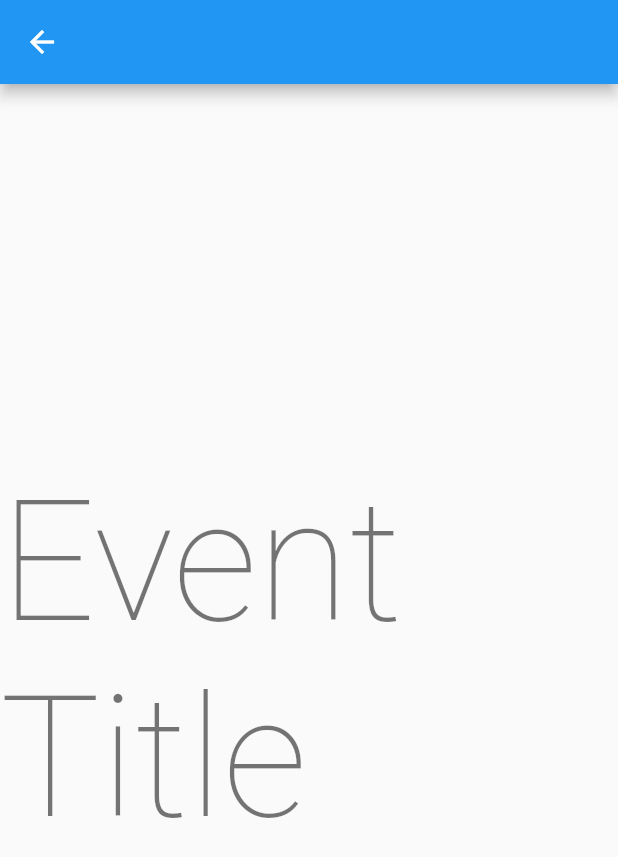
After one commit to attendio/attendio, a Flutter app: the SmallDetailPage screen opened directly, on a phone screen of 412 x 824 dp. The commit adds this screen. Shown: the top 857 px of the screen. Run offline on Flutter 3.47's test engine with Material 2 defaults, Android fonts, the phone set to English and light mode, and no system bars; our stand-ins replace firebase_auth, firebase_core, google_sign_in; accounts and stored records are empty.

Commit message:
First attempt at Event Details page
Create very basic Event Details Page in the "Master Detail"
style. Show list on left and page on right if enough horizontal
space is present; otherwise show only the list.

```diff
--- /dev/null
+++ b/attendio/lib/events.dart
@@ -0,0 +1,131 @@
+import 'package:flutter/cupertino.dart';
+import 'package:flutter/material.dart';
+
+/// Page showing the list of events created by the user,
+/// along with details for each event when selected.
+
+typedef Null ItemSelectedCallback(int value);
+
+/// Displays a list of events scheduled
+class EventList extends StatefulWidget {
+  final int count;
+  final ItemSelectedCallback onItemSelected;
+
+  EventList(
+      this.count,
+      this.onItemSelected,
+  );
+
+  @override
+  _EventListState createState() => _EventListState();
+}
+
+class _EventListState extends State<EventList> {
+  @override
+  Widget build(BuildContext context) {
+    return ListView(
+      children: _getEventListTiles(context),
+    );
+  }
+
+  List<Widget> _getEventListTiles(BuildContext context) {
+    //TODO construct Event List Tiles dynamically from Firestore
+    //TODO Will also need to implement onItemSelected for each
+
+    return [
+      Card(child: ListTile(title: Text('Event #1'))),
+      Card(child: ListTile(title: Text('Event #2'))),
+      Card(child: ListTile(title: Text('Event #3'))),
+      Card(child: ListTile(title: Text('Event #4'))),
+      Card(child: ListTile(title: Text('Event #5'))),
+      Card(child: ListTile(title: Text('Event #6'))),
+    ];
+  }
+}
+
+/// Displays the details for the event selected on the EventList
+class EventDetail extends StatefulWidget {
+
+  final String eventTitle;
+
+  EventDetail(this.eventTitle);
+
+  @override
+  _EventDetailState createState() => _EventDetailState();
+}
+
+class _EventDetailState extends State<EventDetail> {
+  @override
+  Widget build(BuildContext context) {
+    return Container(
+      child: Center(
+        child: Column(
+          mainAxisAlignment: MainAxisAlignment.center,
+          children: <Widget>[
+            Text(widget.eventTitle, style: Theme.of(context).textTheme.headline1),
+          ]
+        )
+      )
+    );
+  }
+}
+
+class EventDetailsPage extends StatefulWidget {
+  final minScreenWidth = 600;
+
+  @override
+  _EventDetailsPageState createState() => _EventDetailsPageState();
+}
+
+class _EventDetailsPageState extends State<EventDetailsPage> {
+  var selectedValue = 0;
+  var isLargeScreen = false;
+
+  @override
+  Widget build(BuildContext context) {
+    return OrientationBuilder(builder: (context, orientation ) {
+
+      isLargeScreen = (MediaQuery.of(context).size.width > widget.minScreenWidth);
+
+      return Row(children: [
+        Expanded(
+          child: EventList(6, (value) {
+            if (isLargeScreen) {
+              selectedValue = value;
+              setState(() {});
+            } else {
+              Navigator.push(context, MaterialPageRoute(
+                builder: (context) {
+                  return SmallDetailPage("Event Title");
+                },
+              ));
+            }
+          }),
+        ),
+        isLargeScreen ? Expanded(
+        child: EventDetail("Event Title"),
+          flex: 3)
+        : Container(),
+      ]);
+    });
+  }
+}
+
+class SmallDetailPage extends StatefulWidget {
+  final String eventTitle;
+
+  SmallDetailPage(this.eventTitle);
+
+  @override
+  _SmallDetailPageState createState() => _SmallDetailPageState();
+}
+
+class _SmallDetailPageState extends State<SmallDetailPage> {
+  @override
+  Widget build(BuildContext context) {
+    return Scaffold(
+      appBar: AppBar(),
+      body: EventDetail(widget.eventTitle)
+    );
+  }
+}
--- a/attendio/lib/login.dart
+++ b/attendio/lib/login.dart
@@ -1,6 +1,6 @@
 import 'package:flutter/material.dart';
 import 'signin_funcs.dart';
-import 'home.dart';
+import 'events.dart';
 
 // Login page layout
 class LoginPage extends StatefulWidget {
@@ -38,7 +38,7 @@ class _LoginPageState extends State<LoginPage> {
             Navigator.of(context).push(
               MaterialPageRoute(
                 builder: (context) {
-                  return FirstScreen();
+                  return EventDetailsPage();
                 },
               ),
             );
```
